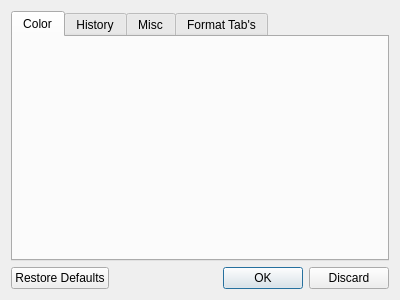
Old version of the form ui/preferences_dialog.ui in the repository monal-im/DebugTools.
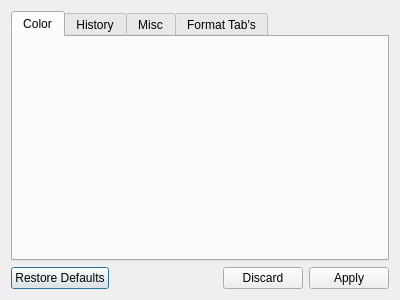
New version of the form.

What changed in the file:
```diff
--- a/ui/preferences_dialog.ui
+++ b/ui/preferences_dialog.ui
@@ -71,7 +71,7 @@
       <enum>Qt::Horizontal</enum>
      </property>
      <property name="standardButtons">
-      <set>QDialogButtonBox::Discard|QDialogButtonBox::Ok|QDialogButtonBox::RestoreDefaults</set>
+      <set>QDialogButtonBox::Apply|QDialogButtonBox::Discard|QDialogButtonBox::RestoreDefaults</set>
      </property>
     </widget>
    </item>
```
Left out of the diff: 35 changed lines with no effect on the pictures.
